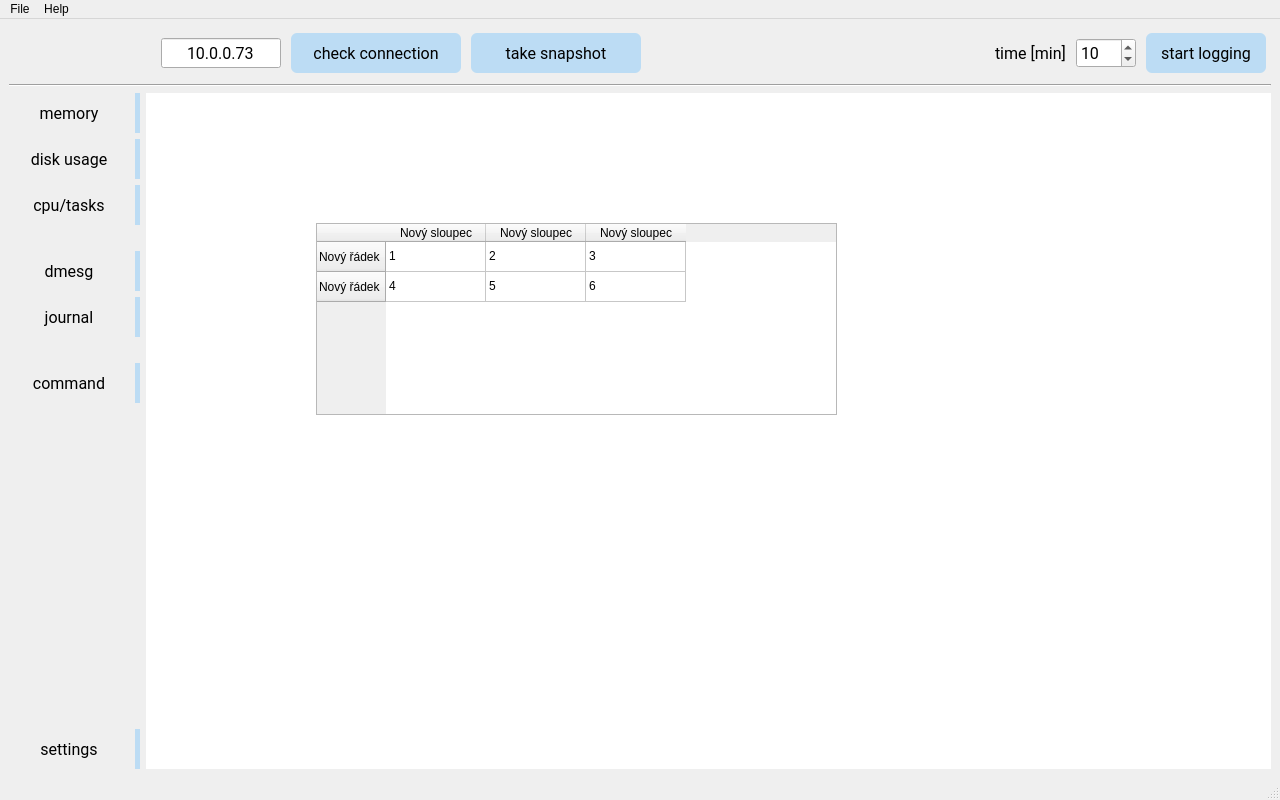
jaroslavkovar80/SSHClient, file GUI/qt5TCMonitorMainWindow.ui: the form before one commit.
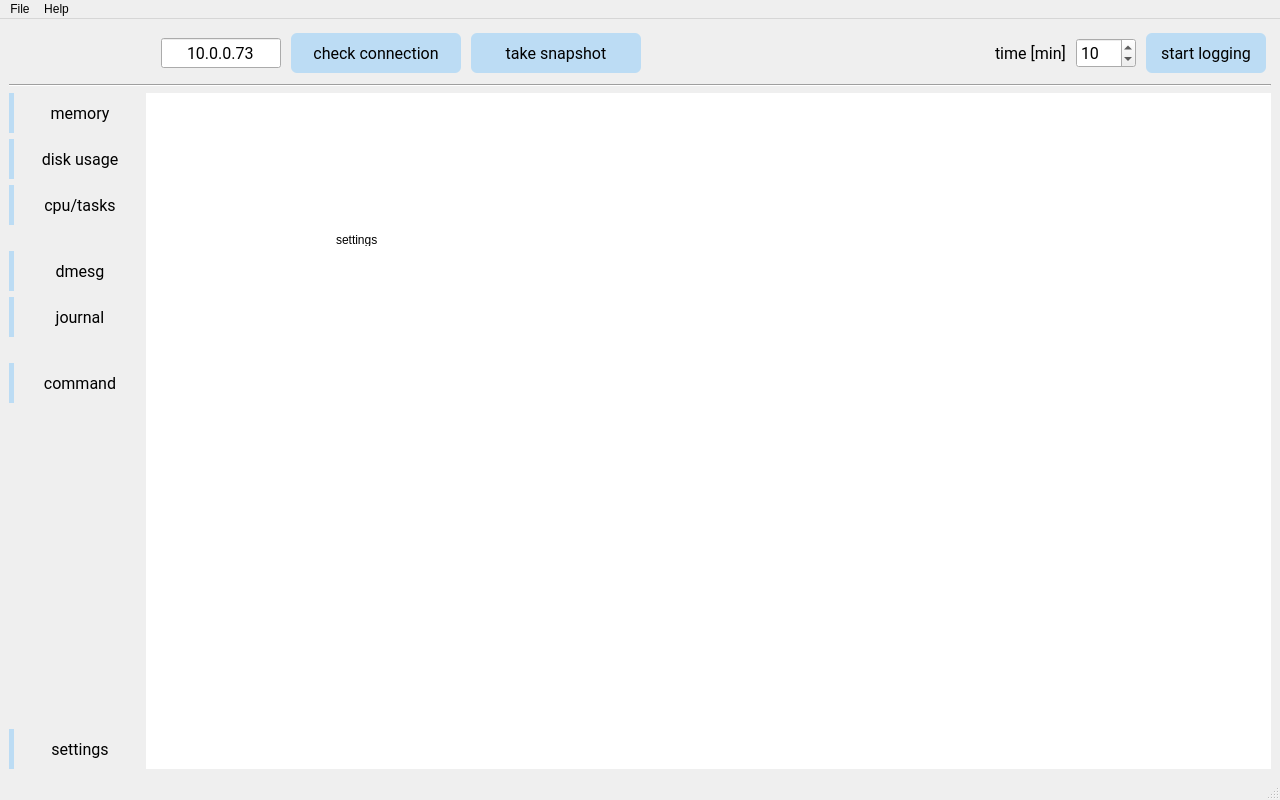
The form after the commit. The open tabs and pages were chosen to show the change. Icons and pictures are not drawn.

Patch:
```diff
--- a/GUI/qt5TCMonitorMainWindow.ui
+++ b/GUI/qt5TCMonitorMainWindow.ui
@@ -296,6 +296,34 @@
       </property>
       <item>
        <layout class="QHBoxLayout" name="layoutBtnTab1">
+        <item>
+         <widget class="Line" name="lnTab1">
+          <property name="minimumSize">
+           <size>
+            <width>5</width>
+            <height>0</height>
+           </size>
+          </property>
+          <property name="maximumSize">
+           <size>
+            <width>5</width>
+            <height>16777215</height>
+           </size>
+          </property>
+          <property name="styleSheet">
+           <string notr="true">#lnTab1{background-color: rgb(188, 220, 244);}</string>
+          </property>
+          <property name="frameShadow">
+           <enum>QFrame::Raised</enum>
+          </property>
+          <property name="lineWidth">
+           <number>0</number>
+          </property>
+          <property name="orientation">
+           <enum>Qt::Vertical</enum>
+          </property>
+         </widget>
+        </item>
         <item>
          <widget class="QPushButton" name="btnTab1">
           <property name="minimumSize">
@@ -344,38 +372,47 @@
           </property>
          </widget>
         </item>
-        <item>
-         <widget class="Line" name="lnTab1">
-          <property name="minimumSize">
-           <size>
-            <width>5</width>
-            <height>0</height>
-           </size>
-          </property>
-          <property name="maximumSize">
-           <size>
-            <width>5</width>
-            <height>16777215</height>
-           </size>
-          </property>
-          <property name="styleSheet">
-           <string notr="true">#lnTab1{background-color: rgb(188, 220, 244);}</string>
-          </property>
-          <property name="frameShadow">
-           <enum>QFrame::Raised</enum>
-          </property>
-          <property name="lineWidth">
-           <number>0</number>
-          </property>
-          <property name="orientation">
-           <enum>Qt::Vertical</enum>
-          </property>
-         </widget>
-        </item>
        </layout>
       </item>
       <item>
        <layout class="QHBoxLayout" name="layoutBtnTab2">
+        <item>
+         <widget class="Line" name="lnTab2">
+          <property name="minimumSize">
+           <size>
+            <width>5</width>
+            <height>0</height>
+           </size>
+          </property>
+          <property name="maximumSize">
+           <size>
+            <width>5</width>
+            <height>16777215</height>
+           </size>
+          </property>
+          <property name="baseSize">
+           <size>
+            <width>0</width>
+            <height>0</height>
+           </size>
+          </property>
+          <property name="styleSheet">
+           <string notr="true">#lnTab2{
+	background-color: rgb(188, 220, 244);
+}
+</string>
+          </property>
+          <property name="frameShadow">
+           <enum>QFrame::Raised</enum>
+          </property>
+          <property name="lineWidth">
+           <number>0</number>
+          </property>
+          <property name="orientation">
+           <enum>Qt::Vertical</enum>
+          </property>
+         </widget>
+        </item>
         <item>
          <widget class="QPushButton" name="btnTab2">
           <property name="minimumSize">
@@ -421,47 +458,47 @@
           </property>
          </widget>
         </item>
-        <item>
-         <widget class="Line" name="lnTab2">
-          <property name="minimumSize">
-           <size>
-            <width>5</width>
-            <height>0</height>
-           </size>
-          </property>
-          <property name="maximumSize">
-           <size>
-            <width>5</width>
-            <height>16777215</height>
-           </size>
-          </property>
-          <property name="baseSize">
-           <size>
-            <width>0</width>
-            <height>0</height>
-           </size>
-          </property>
-          <property name="styleSheet">
-           <string notr="true">#lnTab2{
-	background-color: rgb(188, 220, 244);
-}
-</string>
-          </property>
-          <property name="frameShadow">
-           <enum>QFrame::Raised</enum>
-          </property>
-          <property name="lineWidth">
-           <number>0</number>
-          </property>
-          <property name="orientation">
-           <enum>Qt::Vertical</enum>
-          </property>
-         </widget>
-        </item>
        </layout>
       </item>
       <item>
        <layout class="QHBoxLayout" name="layoutBtnTab3">
+        <item>
+         <widget class="Line" name="lnTab3">
+          <property name="minimumSize">
+           <size>
+            <width>5</width>
+            <height>0</height>
+           </size>
+          </property>
+          <property name="maximumSize">
+           <size>
+            <width>5</width>
+            <height>16777215</height>
+           </size>
+          </property>
+          <property name="baseSize">
+           <size>
+            <width>5</width>
+            <height>0</height>
+           </size>
+          </property>
+          <property name="styleSheet">
+           <string notr="true">#lnTab3{
+	background-color: rgb(188, 220, 244);
+}
+</string>
+          </property>
+          <property name="frameShadow">
+           <enum>QFrame::Raised</enum>
+          </property>
+          <property name="lineWidth">
+           <number>0</number>
+          </property>
+          <property name="orientation">
+           <enum>Qt::Vertical</enum>
+          </property>
+         </widget>
+        </item>
         <item>
          <widget class="QPushButton" name="btnTab3">
           <property name="minimumSize">
@@ -504,43 +541,6 @@
           </property>
          </widget>
         </item>
-        <item>
-         <widget class="Line" name="lnTab3">
-          <property name="minimumSize">
-           <size>
-            <width>5</width>
-            <height>0</height>
-           </size>
-          </property>
-          <property name="maximumSize">
-           <size>
-            <width>5</width>
-            <height>16777215</height>
-           </size>
-          </property>
-          <property name="baseSize">
-           <size>
-            <width>5</width>
-            <height>0</height>
-           </size>
-          </property>
-          <property name="styleSheet">
-           <string notr="true">#lnTab3{
-	background-color: rgb(188, 220, 244);
-}
-</string>
-          </property>
-          <property name="frameShadow">
-           <enum>QFrame::Raised</enum>
-          </property>
-          <property name="lineWidth">
-           <number>0</number>
-          </property>
-          <property name="orientation">
-           <enum>Qt::Vertical</enum>
-          </property>
-         </widget>
-        </item>
        </layout>
       </item>
       <item>
@@ -561,6 +561,34 @@
       </item>
       <item>
        <layout class="QHBoxLayout" name="layoutBtnTab4">
+        <item>
+         <widget class="Line" name="lnTab4">
+          <property name="minimumSize">
+           <size>
+            <width>5</width>
+            <height>0</height>
+           </size>
+          </property>
+          <property name="maximumSize">
+           <size>
+            <width>5</width>
+            <height>16777215</height>
+           </size>
+          </property>
+          <property name="styleSheet">
+           <string notr="true">#lnTab4{background-color: rgb(188, 220, 244);}</string>
+          </property>
+          <property name="frameShadow">
+           <enum>QFrame::Raised</enum>
+          </property>
+          <property name="lineWidth">
+           <number>0</number>
+          </property>
+          <property name="orientation">
+           <enum>Qt::Vertical</enum>
+          </property>
+         </widget>
+        </item>
         <item>
          <widget class="QPushButton" name="btnTab4">
           <property name="minimumSize">
@@ -606,38 +634,38 @@
           </property>
          </widget>
         </item>
-        <item>
-         <widget class="Line" name="lnTab4">
-          <property name="minimumSize">
-           <size>
-            <width>5</width>
-            <height>0</height>
-           </size>
-          </property>
-          <property name="maximumSize">
-           <size>
-            <width>5</width>
-            <height>16777215</height>
-           </size>
-          </property>
-          <property name="styleSheet">
-           <string notr="true">#lnTab4{background-color: rgb(188, 220, 244);}</string>
-          </property>
-          <property name="frameShadow">
-           <enum>QFrame::Raised</enum>
-          </property>
-          <property name="lineWidth">
-           <number>0</number>
-          </property>
-          <property name="orientation">
-           <enum>Qt::Vertical</enum>
-          </property>
-         </widget>
-        </item>
        </layout>
       </item>
       <item>
        <layout class="QHBoxLayout" name="layoutBtnTab5">
+        <item>
+         <widget class="Line" name="lnTab5">
+          <property name="minimumSize">
+           <size>
+            <width>5</width>
+            <height>0</height>
+           </size>
+          </property>
+          <property name="maximumSize">
+           <size>
+            <width>5</width>
+            <height>16777215</height>
+           </size>
+          </property>
+          <property name="styleSheet">
+           <string notr="true">#lnTab5{background-color: rgb(188, 220, 244);}</string>
+          </property>
+          <property name="frameShadow">
+           <enum>QFrame::Raised</enum>
+          </property>
+          <property name="lineWidth">
+           <number>0</number>
+          </property>
+          <property name="orientation">
+           <enum>Qt::Vertical</enum>
+          </property>
+         </widget>
+        </item>
         <item>
          <widget class="QPushButton" name="btnTab5">
           <property name="minimumSize">
@@ -683,34 +711,6 @@
           </property>
          </widget>
         </item>
-        <item>
-         <widget class="Line" name="lnTab5">
-          <property name="minimumSize">
-           <size>
-            <width>5</width>
-            <height>0</height>
-           </size>
-          </property>
-          <property name="maximumSize">
-           <size>
-            <width>5</width>
-            <height>16777215</height>
-           </size>
-          </property>
-          <property name="styleSheet">
-           <string notr="true">#lnTab5{background-color: rgb(188, 220, 244);}</string>
-          </property>
-          <property name="frameShadow">
-           <enum>QFrame::Raised</enum>
-          </property>
-          <property name="lineWidth">
-           <number>0</number>
-          </property>
-          <property name="orientation">
-           <enum>Qt::Vertical</enum>
-          </property>
-         </widget>
-        </item>
        </layout>
       </item>
       <item>
@@ -731,6 +731,37 @@
       </item>
       <item>
        <layout class="QHBoxLayout" name="layoutBtnTab6">
+        <item>
+         <widget class="Line" name="lnTab6">
+          <property name="minimumSize">
+           <size>
+            <width>5</width>
+            <height>0</height>
+           </size>
+          </property>
+          <property name="maximumSize">
+           <size>
+            <width>5</width>
+            <height>16777215</height>
+           </size>
+          </property>
+          <property name="styleSheet">
+           <string notr="true">#lnTab6{
+	background-color: rgb(188, 220, 244);
+}
+</string>
+          </property>
+          <property name="frameShadow">
+           <enum>QFrame::Raised</enum>
+          </property>
+          <property name="lineWidth">
+           <number>0</number>
+          </property>
+          <property name="orientation">
+           <enum>Qt::Vertical</enum>
+          </property>
+         </widget>
+        </item>
         <item>
          <widget class="QPushButton" name="btnTab6">
           <property name="minimumSize">
@@ -773,37 +804,6 @@
           </property>
          </widget>
         </item>
-        <item>
-         <widget class="Line" name="lnTab6">
-          <property name="minimumSize">
-           <size>
-            <width>5</width>
-            <height>0</height>
-           </size>
-          </property>
-          <property name="maximumSize">
-           <size>
-            <width>5</width>
-            <height>16777215</height>
-           </size>
-          </property>
-          <property name="styleSheet">
-           <string notr="true">#lnTab6{
-	background-color: rgb(188, 220, 244);
-}
-</string>
-          </property>
-          <property name="frameShadow">
-           <enum>QFrame::Raised</enum>
-          </property>
-          <property name="lineWidth">
-           <number>0</number>
-          </property>
-          <property name="orientation">
-           <enum>Qt::Vertical</enum>
-          </property>
-         </widget>
-        </item>
        </layout>
       </item>
       <item>
@@ -821,6 +821,34 @@
       </item>
       <item>
        <layout class="QHBoxLayout" name="layoutBtnTab7">
+        <item>
+         <widget class="Line" name="lnTab7">
+          <property name="minimumSize">
+           <size>
+            <width>5</width>
+            <height>0</height>
+           </size>
+          </property>
+          <property name="maximumSize">
+           <size>
+            <width>5</width>
+            <height>16777215</height>
+           </size>
+          </property>
+          <property name="styleSheet">
+           <string notr="true">#lnTab7{background-color: rgb(188, 220, 244);}</string>
+          </property>
+          <property name="frameShadow">
+           <enum>QFrame::Raised</enum>
+          </property>
+          <property name="lineWidth">
+           <number>0</number>
+          </property>
+          <property name="orientation">
+           <enum>Qt::Vertical</enum>
+          </property>
+         </widget>
+        </item>
         <item>
          <widget class="QPushButton" name="btnTab7">
           <property name="minimumSize">
@@ -863,34 +891,6 @@
           </property>
          </widget>
         </item>
-        <item>
-         <widget class="Line" name="lnTab7">
-          <property name="minimumSize">
-           <size>
-            <width>5</width>
-            <height>0</height>
-           </size>
-          </property>
-          <property name="maximumSize">
-           <size>
-            <width>5</width>
-            <height>16777215</height>
-           </size>
-          </property>
-          <property name="styleSheet">
-           <string notr="true">#lnTab7{background-color: rgb(188, 220, 244);}</string>
-          </property>
-          <property name="frameShadow">
-           <enum>QFrame::Raised</enum>
-          </property>
-          <property name="lineWidth">
-           <number>0</number>
-          </property>
-          <property name="orientation">
-           <enum>Qt::Vertical</enum>
-          </property>
-         </widget>
-        </item>
        </layout>
       </item>
      </layout>
@@ -2268,70 +2268,18 @@
        </layout>
       </widget>
       <widget class="QWidget" name="pgSettings">
-       <widget class="QTableWidget" name="tableWidget">
+       <widget class="QLabel" name="label">
         <property name="geometry">
          <rect>
-          <x>170</x>
-          <y>130</y>
-          <width>521</width>
-          <height>192</height>
+          <x>190</x>
+          <y>140</y>
+          <width>47</width>
+          <height>13</height>
          </rect>
         </property>
-        <row>
-         <property name="text">
-          <string>Nový řádek</string>
-         </property>
-        </row>
-        <row>
-         <property name="text">
-          <string>Nový řádek</string>
-         </property>
-        </row>
-        <column>
-         <property name="text">
-          <string>Nový sloupec</string>
-         </property>
-        </column>
-        <column>
-         <property name="text">
-          <string>Nový sloupec</string>
-         </property>
-        </column>
-        <column>
-         <property name="text">
-          <string>Nový sloupec</string>
-         </property>
-        </column>
-        <item row="0" column="0">
-         <property name="text">
-          <string>1</string>
-         </property>
-        </item>
-        <item row="0" column="1">
-         <property name="text">
-          <string>2</string>
-         </property>
-        </item>
-        <item row="0" column="2">
-         <property name="text">
-          <string>3</string>
-         </property>
-        </item>
-        <item row="1" column="0">
-         <property name="text">
-          <string>4</string>
-         </property>
-        </item>
-        <item row="1" column="1">
-         <property name="text">
-          <string>5</string>
-         </property>
-        </item>
-        <item row="1" column="2">
-         <property name="text">
-          <string>6</string>
-         </property>
-        </item>
+        <property name="text">
+         <string>settings </string>
+        </property>
        </widget>
       </widget>
      </widget>
```
Left out of the diff: 38 changed lines with no effect on the pictures.
